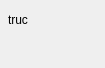
Qt form LO21app/eventwidget.ui (mmewen/LO21) before a commit.
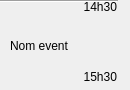
The same form after that commit.

Commit message: Heure sur event

```diff
--- a/LO21app/eventwidget.ui
+++ b/LO21app/eventwidget.ui
@@ -6,8 +6,8 @@
    <rect>
     <x>0</x>
     <y>0</y>
-    <width>105</width>
-    <height>68</height>
+    <width>130</width>
+    <height>90</height>
    </rect>
   </property>
   <property name="sizePolicy">
@@ -18,30 +18,72 @@
   </property>
   <property name="minimumSize">
    <size>
-    <width>105</width>
+    <width>120</width>
     <height>60</height>
    </size>
   </property>
-  <property name="maximumSize">
-   <size>
-    <width>105</width>
-    <height>1000</height>
-   </size>
-  </property>
   <property name="windowTitle">
    <string>Form</string>
   </property>
   <widget class="QLabel" name="titre">
    <property name="geometry">
     <rect>
-     <x>8</x>
+     <x>10</x>
+     <y>20</y>
+     <width>111</width>
+     <height>51</height>
+    </rect>
+   </property>
+   <property name="text">
+    <string>Nom event</string>
+   </property>
+   <property name="wordWrap">
+    <bool>true</bool>
+   </property>
+  </widget>
+  <widget class="QLabel" name="date_debut">
+   <property name="geometry">
+    <rect>
+     <x>50</x>
      <y>0</y>
-     <width>91</width>
-     <height>40</height>
+     <width>67</width>
+     <height>17</height>
     </rect>
    </property>
    <property name="text">
-    <string>truc</string>
+    <string>14h30</string>
+   </property>
+   <property name="alignment">
+    <set>Qt::AlignRight|Qt::AlignTop|Qt::AlignTrailing</set>
+   </property>
+  </widget>
+  <widget class="QLabel" name="date_fin">
+   <property name="geometry">
+    <rect>
+     <x>50</x>
+     <y>70</y>
+     <width>67</width>
+     <height>17</height>
+    </rect>
+   </property>
+   <property name="text">
+    <string>15h30</string>
+   </property>
+   <property name="alignment">
+    <set>Qt::AlignRight|Qt::AlignTop|Qt::AlignTrailing</set>
+   </property>
+  </widget>
+  <widget class="Line" name="line">
+   <property name="geometry">
+    <rect>
+     <x>0</x>
+     <y>0</y>
+     <width>118</width>
+     <height>3</height>
+    </rect>
+   </property>
+   <property name="orientation">
+    <enum>Qt::Horizontal</enum>
    </property>
   </widget>
  </widget>
```
The commit also changes 5 other files.
